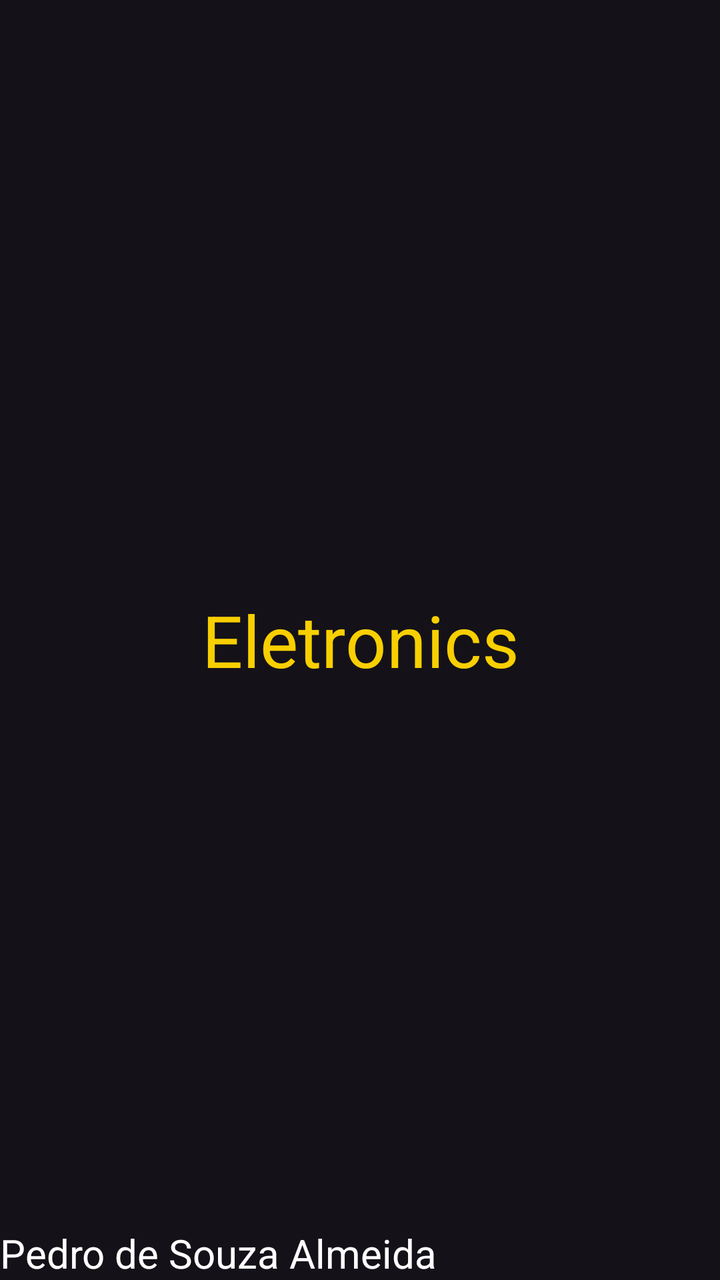
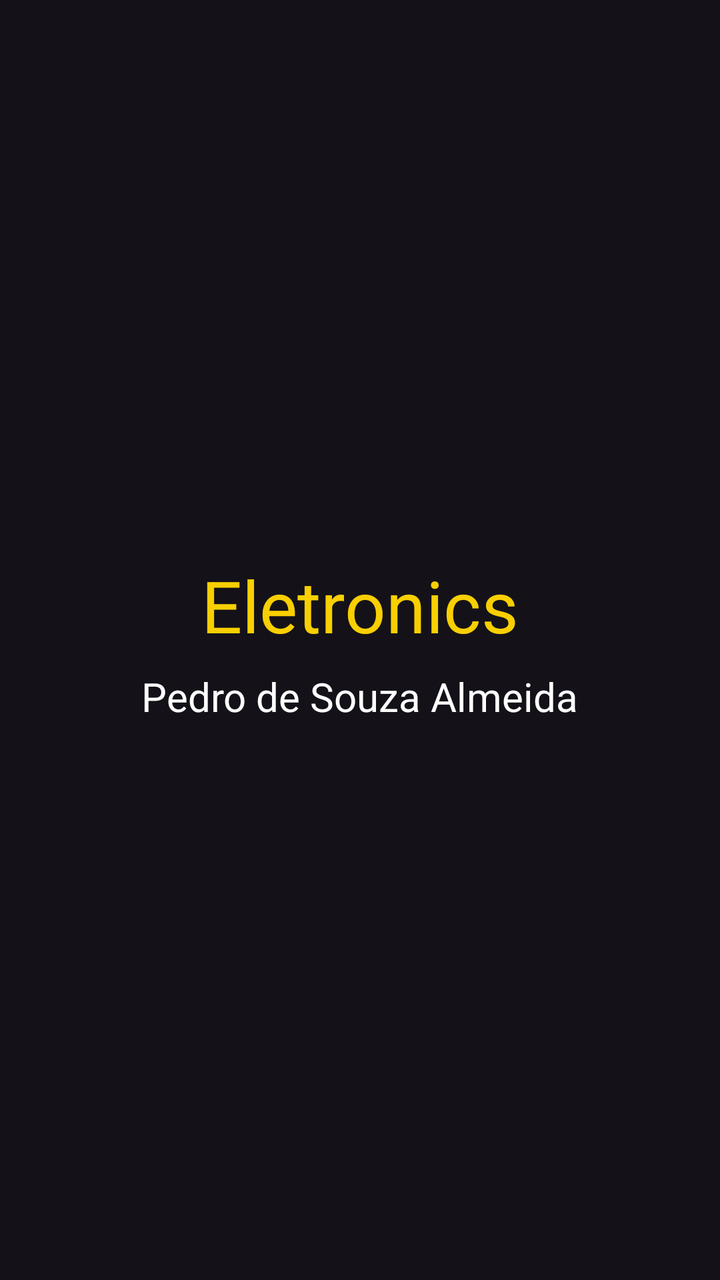

The first picture is an Android layout as it rendered before a commit; the second is the same layout after the commit. The layout source and the unified diff follow.
<!-- AndroidManifest.xml: application theme Theme.NavigationDrawer -->
<!-- res/layout/fragment_eletronics.xml -->
<?xml version="1.0" encoding="utf-8"?>
<FrameLayout xmlns:android="http://schemas.android.com/apk/res/android"
    xmlns:tools="http://schemas.android.com/tools"
    android:layout_width="match_parent"
    android:layout_height="match_parent"
    tools:context=".EletronicsFragment">

    
    <TextView
        android:layout_width="match_parent"
        android:layout_height="match_parent"
        android:text="Eletronics"
        android:gravity="center"
        android:textColor="@color/amarelo"
        android:textSize="36sp"/>

    <TextView
        android:layout_width="match_parent"
        android:layout_height="match_parent"
        android:text="Pedro de Souza Almeida"
        android:gravity="bottom"
        android:textColor="@color/white"
        android:textSize="20sp" />

</FrameLayout>
<!-- resources referenced by this layout -->
<resources>
  <color name="amarelo">#F8CF01</color>
  <color name="white">#FFFFFFFF</color>
  <style name="Theme.NavigationDrawer" parent="Base.Theme.NavigationDrawer" />
  <style name="Base.Theme.NavigationDrawer" parent="Theme.Material3.Dark.NoActionBar">
          <item name="colorPrimary">#F8CF01</item>
          <item name="colorPrimaryVariant">#9E7B09</item>
          <item name="android:statusBarColor">@color/amarelo</item>
      </style>
</resources>

<!-- the commit's change to res/layout/fragment_eletronics.xml (unified diff, before → after) -->
@@ -1,25 +1,25 @@
 <?xml version="1.0" encoding="utf-8"?>
-<FrameLayout xmlns:android="http://schemas.android.com/apk/res/android"
+<LinearLayout xmlns:android="http://schemas.android.com/apk/res/android"
     xmlns:tools="http://schemas.android.com/tools"
     android:layout_width="match_parent"
     android:layout_height="match_parent"
+    android:orientation="vertical"
+    android:gravity="center"
     tools:context=".EletronicsFragment">
 
-    
     <TextView
-        android:layout_width="match_parent"
-        android:layout_height="match_parent"
+        android:layout_width="wrap_content"
+        android:layout_height="wrap_content"
         android:text="Eletronics"
-        android:gravity="center"
         android:textColor="@color/amarelo"
         android:textSize="36sp"/>
 
     <TextView
-        android:layout_width="match_parent"
-        android:layout_height="match_parent"
+        android:layout_width="wrap_content"
+        android:layout_height="wrap_content"
         android:text="Pedro de Souza Almeida"
-        android:gravity="bottom"
         android:textColor="@color/white"
-        android:textSize="20sp" />
+        android:textSize="20sp"
+        android:layout_marginTop="8dp" />
 
-</FrameLayout>
+</LinearLayout>
